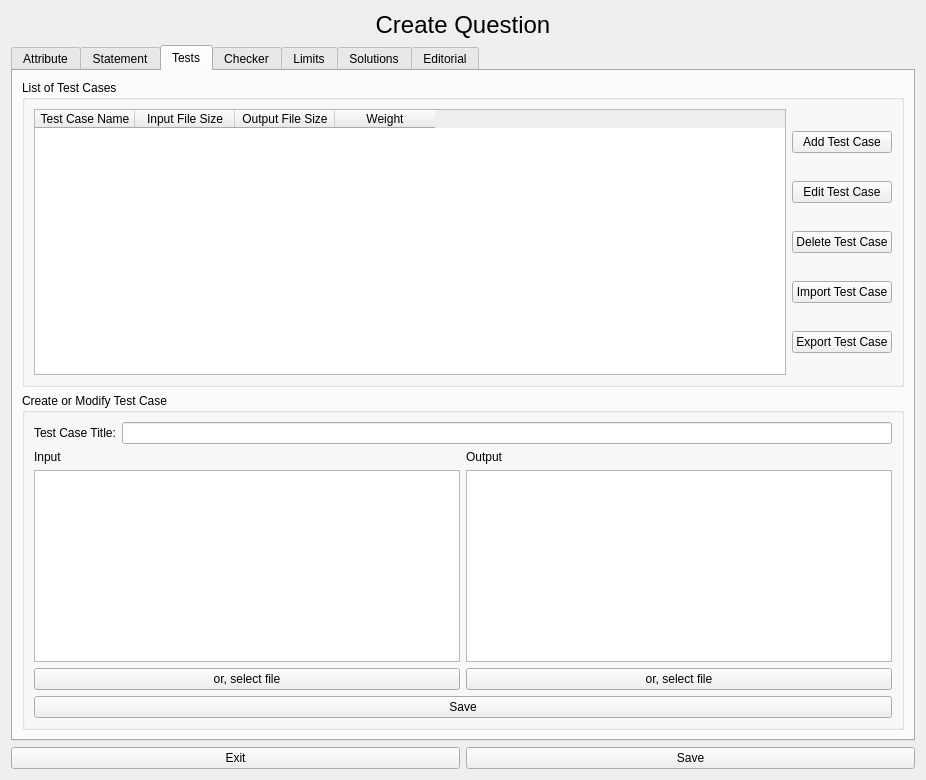
Old version of the form src/SmartXm-CSEKU/createquestion.ui in the repository KaziRifatMorshed/SmartXm.
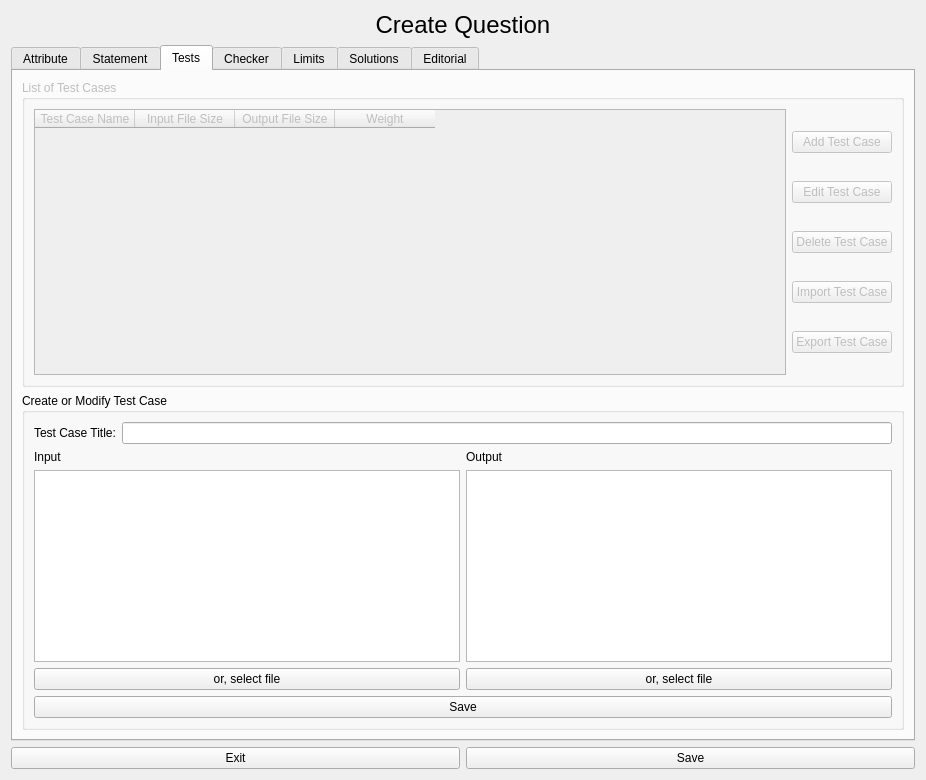
New version of the form. The open tabs and pages were chosen to show the change.

Patch:
```diff
--- a/src/SmartXm-CSEKU/createquestion.ui
+++ b/src/SmartXm-CSEKU/createquestion.ui
@@ -152,6 +152,9 @@
       <layout class="QVBoxLayout" name="verticalLayout_3">
        <item>
         <widget class="QGroupBox" name="groupBox_2">
+         <property name="enabled">
+          <bool>false</bool>
+         </property>
          <property name="title">
           <string>List of Test Cases</string>
          </property>
```
Left out of the diff: 2 changed lines with no effect on the pictures.
